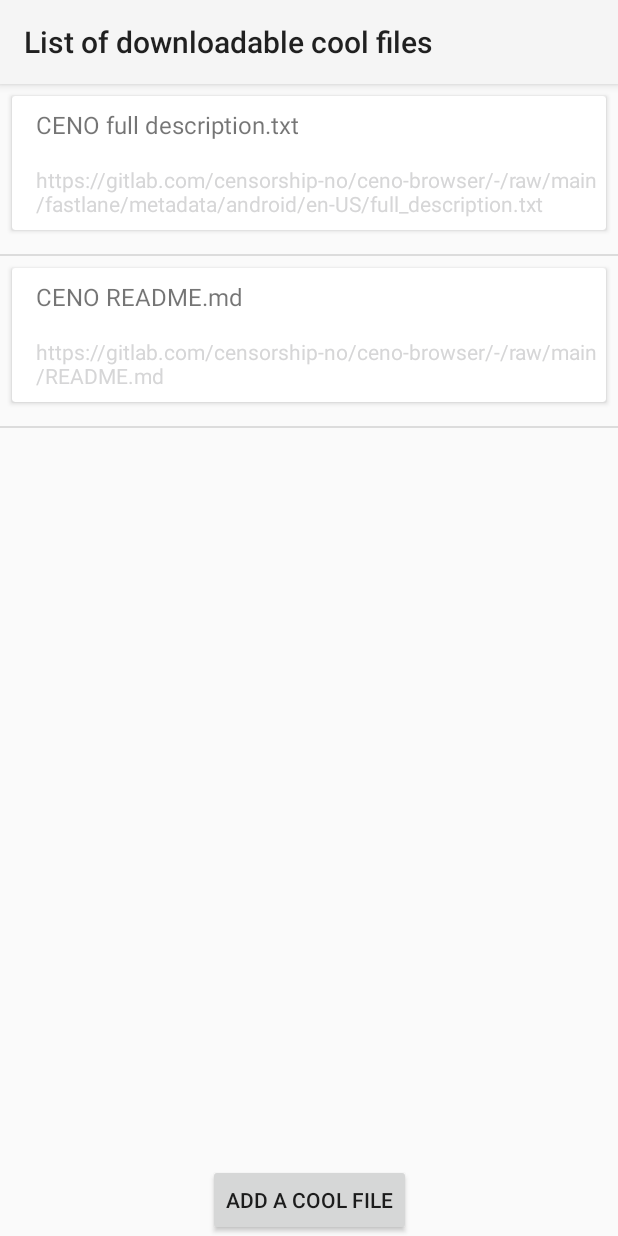
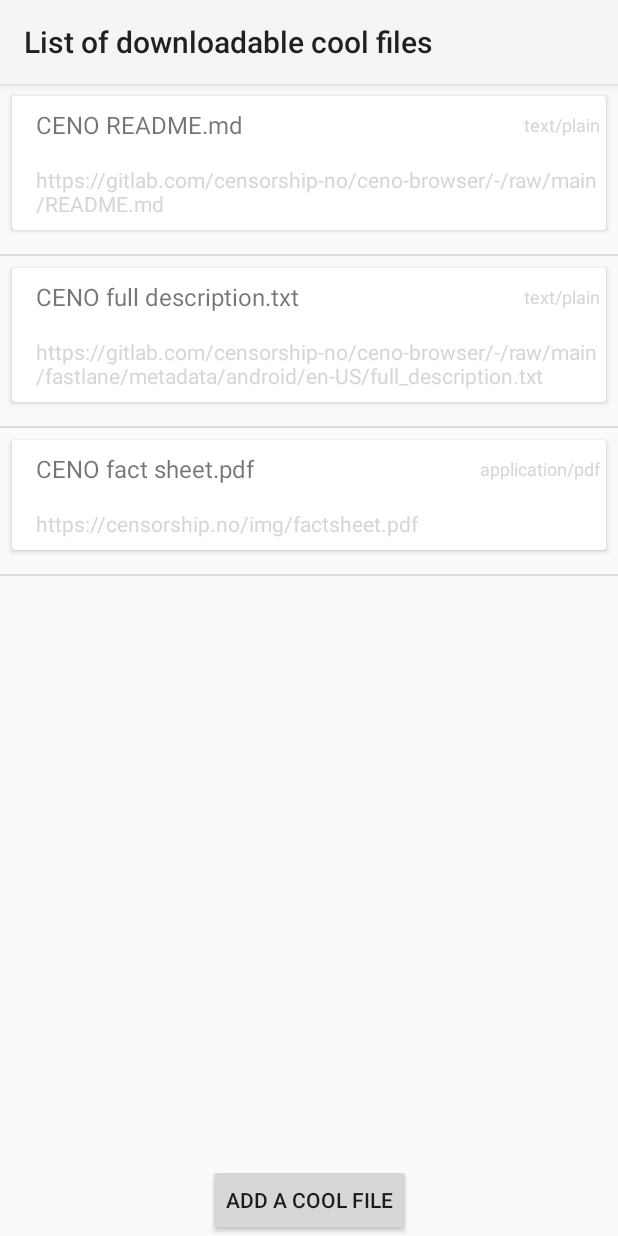
Before and after one commit to sherlockwisdom/reference-browser, an Android app: the fragment DownloadCoolFileFragment shown on its own in the app's theme, on a phone screen of 412 x 824 dp. Run offline under Robolectric (Android 15) with nearby library versions, the phone set to English and light mode, and no system bars.

Commit message:
updates: - added label for cool file type - created object for cool files, allows to be better used in AsyncListDiffer

```diff
--- a/app/src/main/java/org/mozilla/reference/browser/settings/DownloadCoolFileFragment.java
+++ b/app/src/main/java/org/mozilla/reference/browser/settings/DownloadCoolFileFragment.java
@@ -18,6 +18,8 @@ import androidx.lifecycle.MutableLiveData;
 import androidx.lifecycle.Observer;
 import androidx.lifecycle.ViewModel;
 import androidx.lifecycle.ViewModelProvider;
+import androidx.recyclerview.widget.AsyncListDiffer;
+import androidx.recyclerview.widget.DiffUtil;
 import androidx.recyclerview.widget.DividerItemDecoration;
 import androidx.recyclerview.widget.LinearLayoutManager;
 import androidx.recyclerview.widget.RecyclerView;
@@ -35,7 +37,9 @@ import android.widget.TextView;
 import org.mozilla.reference.browser.BuildConfig;
 import org.mozilla.reference.browser.R;
 
+import java.util.ArrayList;
 import java.util.HashMap;
+import java.util.List;
 
 public class DownloadCoolFileFragment extends Fragment {
 
@@ -79,10 +83,10 @@ public class DownloadCoolFileFragment extends Fragment {
 
         downloadCoolFileViewModel = new ViewModelProvider(this)
                 .get(DownloadCoolFileViewModel.class);
-        downloadCoolFileViewModel.getAllCoolFiles().observe(getViewLifecycleOwner(), new Observer<HashMap<String, String>>() {
+        downloadCoolFileViewModel.getAllCoolFiles().observe(getViewLifecycleOwner(), new Observer<List<DownloadableCoolFile>>() {
             @Override
-            public void onChanged(HashMap<String, String> stringStringHashMap) {
-                downloadCoolFileFragmentRecyclerAdapter.submitList(stringStringHashMap);
+            public void onChanged(List<DownloadableCoolFile> downloadableCoolFileList) {
+                downloadCoolFileFragmentRecyclerAdapter.submitList(downloadableCoolFileList);
             }
         });
 
@@ -90,20 +94,50 @@ public class DownloadCoolFileFragment extends Fragment {
         addNewCoolFileBtn.setOnClickListener(onClickListenerAddCoolFile);
     }
 
+    private static class DownloadableCoolFile {
+        private String filename = "";
+        private String fileUrl = "";
+        private String fileType = "";
+
+        @Override
+        public boolean equals(@Nullable Object obj) {
+            if(obj != null) {
+                DownloadableCoolFile downloadableCoolFile = (DownloadableCoolFile) obj;
+                return downloadableCoolFile.filename.equals(this.filename) &&
+                        downloadableCoolFile.fileUrl.equals(this.fileUrl) &&
+                        downloadableCoolFile.fileType.equals(this.fileType);
+            }
+            return false;
+        }
+
+        public static final DiffUtil.ItemCallback<DownloadableCoolFile> DIFF_CALLBACK =
+                new DiffUtil.ItemCallback<DownloadableCoolFile>() {
+            @Override
+            public boolean areItemsTheSame(@NonNull DownloadableCoolFile oldItem, @NonNull DownloadableCoolFile newItem) {
+                return oldItem.filename.equals(newItem.filename);
+            }
+
+            @Override
+            public boolean areContentsTheSame(@NonNull DownloadableCoolFile oldItem, @NonNull DownloadableCoolFile newItem) {
+                return oldItem.equals(newItem);
+            }
+        };
+    }
+
 
     static class DownloadCoolFileFragmentRecyclerAdapter extends
             RecyclerView.Adapter<DownloadCoolFileFragmentRecyclerAdapter.ViewHolder> {
+
+        private final AsyncListDiffer<DownloadableCoolFile> mDiffer = new AsyncListDiffer(this, DownloadableCoolFile.DIFF_CALLBACK);
         Context context;
         BroadcastReceiver downloadCompleteBroadcastReceiver;
-
-        HashMap<String, String> filesDatabase = new HashMap<>();
 
         public DownloadCoolFileFragmentRecyclerAdapter(Context context){
             this.context = context;
         }
 
-        public void submitList(HashMap<String, String> filenames) {
-            filesDatabase = filenames;
+        public void submitList(List<DownloadableCoolFile> filenames) {
+            mDiffer.submitList(filenames);
         }
 
         @NonNull
@@ -131,13 +165,15 @@ public class DownloadCoolFileFragment extends Fragment {
         public void onBindViewHolder(@NonNull DownloadCoolFileFragmentRecyclerAdapter.ViewHolder holder,
                                      int position) {
             Log.d(getClass().getName(), "Pos: " + position);
-            String[] filenames = filesDatabase.keySet().toArray(new String[]{});
+            DownloadableCoolFile downloadableCoolFile = mDiffer.getCurrentList().get(position);
 
-            final String filename = filenames[position];
-            final String fileUrl = filesDatabase.get(filename);
+            final String filename = downloadableCoolFile.filename;
+            final String fileUrl = downloadableCoolFile.fileUrl;
+            final String fileType = downloadableCoolFile.fileType;
 
             holder.filename.setText(filename);
             holder.fileUrl.setText(fileUrl);
+            holder.fileType.setText(fileType);
             DialogInterface.OnClickListener onClickListenerYes = new DialogInterface.OnClickListener() {
                 @Override
                 public void onClick(DialogInterface dialog, int which) {
@@ -158,7 +194,7 @@ public class DownloadCoolFileFragment extends Fragment {
                                             editText.getText().toString() :
                                             filename;
                                     final long downloadedFileId = downloadFile(fileUrl, customFilename);
-                                    registerBroadcastListenerForFile(downloadedFileId);
+                                    registerBroadcastListenerForFile(downloadedFileId, fileType);
                                 }
                             });
 
@@ -190,7 +226,7 @@ public class DownloadCoolFileFragment extends Fragment {
             });
         }
 
-        public void registerBroadcastListenerForFile(final long downloadFileId) {
+        public void registerBroadcastListenerForFile(final long downloadFileId, final String fileType) {
             // Register a broadcast receiver to listen for the download completion
             downloadCompleteBroadcastReceiver = new BroadcastReceiver() {
                 @Override
@@ -212,7 +248,7 @@ public class DownloadCoolFileFragment extends Fragment {
 
                         // Open the file with the browser
                         Intent openIntent = new Intent(Intent.ACTION_VIEW);
-                        openIntent.setDataAndType(downloadUri, "text/plain");
+                        openIntent.setDataAndType(downloadUri, fileType);
                         openIntent.addFlags(Intent.FLAG_GRANT_READ_URI_PERMISSION);
                         openIntent.addFlags(Intent.FLAG_ACTIVITY_NEW_TASK);
 
@@ -229,18 +265,19 @@ public class DownloadCoolFileFragment extends Fragment {
 
         @Override
         public int getItemCount() {
-            return filesDatabase.size();
+            return mDiffer.getCurrentList().size();
         }
 
         public class ViewHolder extends RecyclerView.ViewHolder {
 
-            TextView filename, fileUrl;
+            TextView filename, fileUrl, fileType;
             CardView cardView;
             public ViewHolder(@NonNull View itemView) {
                 super(itemView);
 
                 filename = itemView.findViewById(R.id.cool_files_card_name);
                 fileUrl = itemView.findViewById(R.id.cool_files_card_url);
+                fileType = itemView.findViewById(R.id.cool_files_file_type);
                 cardView = itemView.findViewById(R.id.cool_files_card);
             }
         }
@@ -249,11 +286,8 @@ public class DownloadCoolFileFragment extends Fragment {
 
     public static class DownloadCoolFileViewModel extends ViewModel {
 
-        /**
-         * coolFiles = <cool filename, file url>
-         */
-        private MutableLiveData<HashMap<String, String>> coolFilesLiveData;
-        public MutableLiveData<HashMap<String, String>> getAllCoolFiles() {
+        private MutableLiveData<List<DownloadableCoolFile>> coolFilesLiveData;
+        public MutableLiveData<List<DownloadableCoolFile>> getAllCoolFiles() {
             if(coolFilesLiveData == null) {
                 coolFilesLiveData = new MutableLiveData<>();
                 getCoolFiles();
@@ -262,21 +296,35 @@ public class DownloadCoolFileFragment extends Fragment {
             return coolFilesLiveData;
         }
 
-        public void refreshNewCoolFiles(String filename, String fileurl) {
-            HashMap<String, String> coolFiles = coolFilesLiveData.getValue();
-            coolFiles.put(filename, fileurl);
+        public void refreshNewCoolFiles(DownloadableCoolFile downloadableCoolFile) {
+            List<DownloadableCoolFile> coolFiles = coolFilesLiveData.getValue();
+            coolFiles.add(downloadableCoolFile);
 
             coolFilesLiveData.setValue(coolFiles);
         }
 
         private void getCoolFiles(){
-            HashMap<String, String> coolFiles = new HashMap<>();
-            coolFiles.put("CENO README.md",
-                    "https://gitlab.com/censorship-no/ceno-browser/-/raw/main/README.md");
-            coolFiles.put("CENO full description.txt",
-                    "https://gitlab.com/censorship-no/ceno-browser/-/raw/main/fastlane/metadata/android/en-US/full_description.txt");
+            List<DownloadableCoolFile> downloadableCoolFileList = new ArrayList<>();
 
-            coolFilesLiveData.setValue(coolFiles);
+            DownloadableCoolFile downloadableCoolFile = new DownloadableCoolFile();
+            downloadableCoolFile.filename = "CENO README.md";
+            downloadableCoolFile.fileUrl = "https://gitlab.com/censorship-no/ceno-browser/-/raw/main/README.md";
+            downloadableCoolFile.fileType = "text/plain";
+            downloadableCoolFileList.add(downloadableCoolFile);
+
+            downloadableCoolFile = new DownloadableCoolFile();
+            downloadableCoolFile.filename = "CENO full description.txt";
+            downloadableCoolFile.fileUrl = "https://gitlab.com/censorship-no/ceno-browser/-/raw/main/fastlane/metadata/android/en-US/full_description.txt";
+            downloadableCoolFile.fileType = "text/plain";
+            downloadableCoolFileList.add(downloadableCoolFile);
+
+            downloadableCoolFile = new DownloadableCoolFile();
+            downloadableCoolFile.filename = "CENO fact sheet.pdf";
+            downloadableCoolFile.fileUrl = "https://censorship.no/img/factsheet.pdf";
+            downloadableCoolFile.fileType = "application/pdf";
+            downloadableCoolFileList.add(downloadableCoolFile);
+
+            coolFilesLiveData.setValue(downloadableCoolFileList);
         }
     }
 
@@ -311,7 +359,12 @@ public class DownloadCoolFileFragment extends Fragment {
                     String coolFilename = coolFileNameEditText.getText().toString();
                     String coolFileUrl = coolFileUrlEditText.getText().toString();
 
-                    downloadCoolFileViewModel.refreshNewCoolFiles(coolFilename, coolFileUrl);
+                    DownloadableCoolFile downloadableCoolFile = new DownloadableCoolFile();
+                    downloadableCoolFile.filename = coolFilename;
+                    downloadableCoolFile.fileType = coolFileType;
+                    downloadableCoolFile.fileUrl = coolFileUrl;
+
+                    downloadCoolFileViewModel.refreshNewCoolFiles(downloadableCoolFile);
                 }
             }).setNegativeButton(getString(R.string.pref_download_cool_file_prompt_cancel),
                     new DialogInterface.OnClickListener() {
--- a/app/src/main/res/layout/view_cool_files_item.xml
+++ b/app/src/main/res/layout/view_cool_files_item.xml
@@ -1,6 +1,7 @@
 <?xml version="1.0" encoding="utf-8"?>
 <androidx.constraintlayout.widget.ConstraintLayout xmlns:android="http://schemas.android.com/apk/res/android"
     xmlns:app="http://schemas.android.com/apk/res-auto"
+    xmlns:tools="http://schemas.android.com/tools"
     android:layout_width="match_parent"
     android:layout_height="wrap_content">
 
@@ -23,14 +24,14 @@
 
             <TextView
                 android:id="@+id/cool_files_card_name"
-                android:layout_width="match_parent"
+                android:layout_width="0dp"
                 android:layout_height="wrap_content"
                 android:layout_marginStart="16dp"
                 android:layout_marginTop="8dp"
                 android:layout_marginEnd="8dp"
                 android:text="TextView"
                 android:textSize="16sp"
-                app:layout_constraintEnd_toEndOf="parent"
+                app:layout_constraintEnd_toStartOf="@+id/cool_files_file_type"
                 app:layout_constraintStart_toStartOf="parent"
                 app:layout_constraintTop_toTopOf="parent" />
 
@@ -46,6 +47,18 @@
                 app:layout_constraintEnd_toEndOf="parent"
                 app:layout_constraintStart_toStartOf="@+id/cool_files_card_name"
                 app:layout_constraintTop_toBottomOf="@+id/cool_files_card_name" />
+
+            <TextView
+                android:id="@+id/cool_files_file_type"
+                android:layout_width="wrap_content"
+                android:layout_height="wrap_content"
+                android:layout_marginEnd="4dp"
+                android:text="TextView"
+                android:textColor="@color/placeholder_grey"
+                android:textSize="12sp"
+                app:layout_constraintBottom_toBottomOf="@+id/cool_files_card_name"
+                app:layout_constraintEnd_toEndOf="parent"
+                app:layout_constraintTop_toTopOf="@+id/cool_files_card_name" />
         </androidx.constraintlayout.widget.ConstraintLayout>
 
     </androidx.cardview.widget.CardView>
--- a/app/src/main/res/values/strings.xml
+++ b/app/src/main/res/values/strings.xml
@@ -227,4 +227,7 @@
 
     <string name="pref_download_cool_file_add_new_file_pdf">PDF file</string>
     <string name="pref_download_cool_file_add_new_file_text">Text (.txt, .md, etc)</string>
+
+    <string name="pref_download_cool_file_add_new_file_pdf_meme_type">application/pdf</string>
+    <string name="pref_download_cool_file_add_new_file_text_meme_type">text/plain</string>
 </resources>
```
